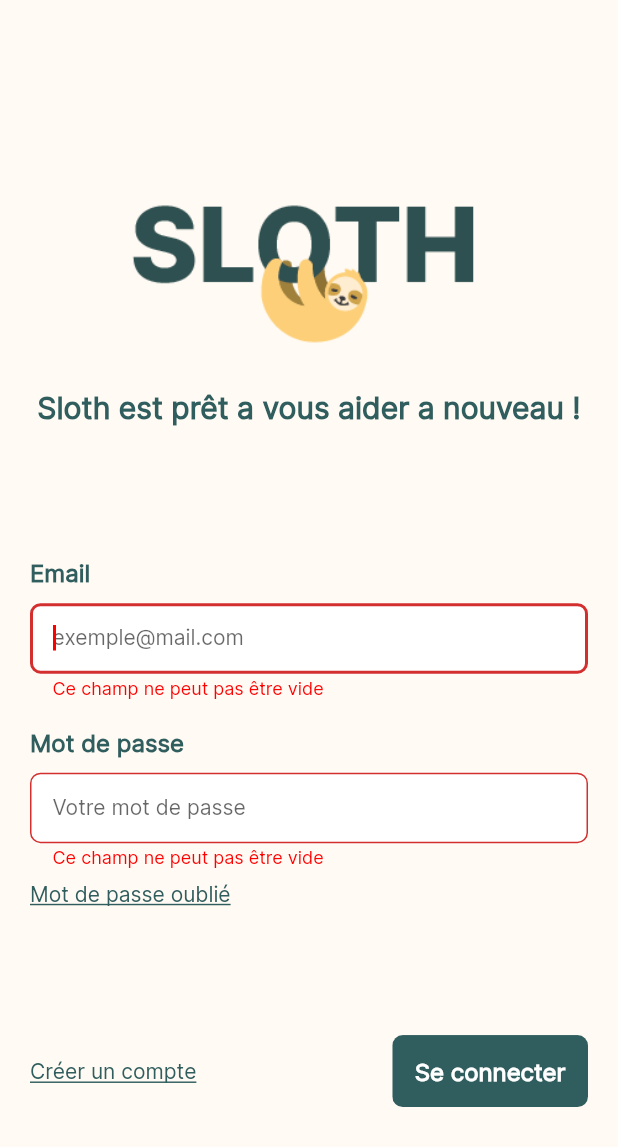
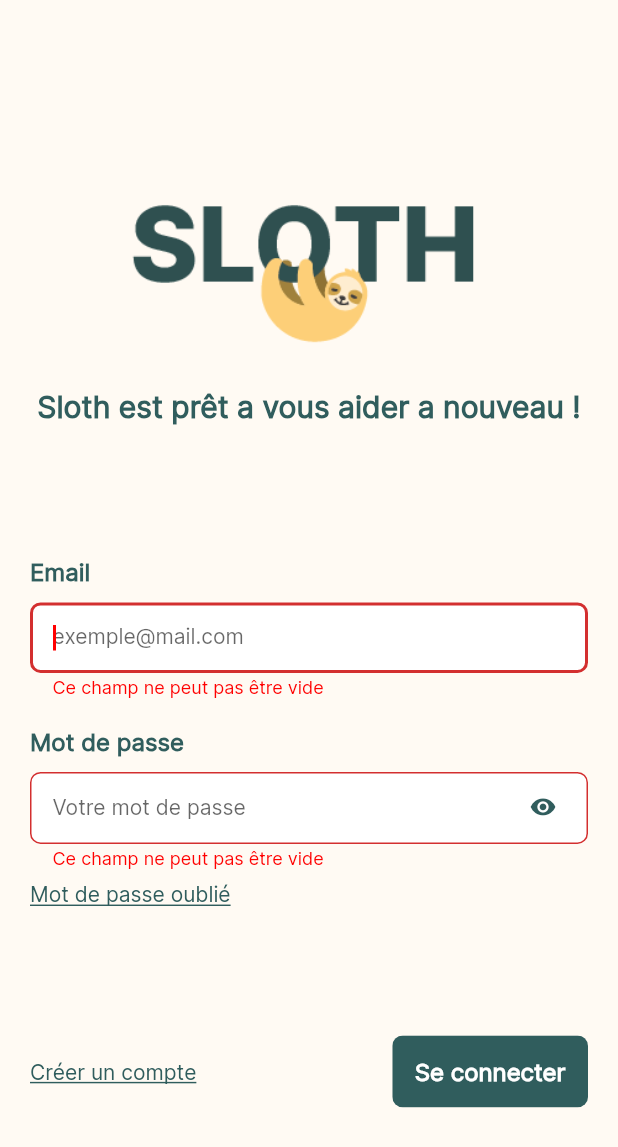
Before and after one commit to justin20100/sloth, a Flutter app: the LoginForm screen opened by its route, after a tap on "Se connecter", on a phone screen of 412 x 824 dp. Shown: the top 1147 px of the screen. Run offline on Flutter 3.47's test engine with Material 2 defaults, Android fonts, the phone set to English and light mode, and no system bars; our stand-ins replace cloud_firestore, connectivity_plus, email_validator, firebase_auth, firebase_core, introduction_screen and 2 more; missing offline and left inert: dart:ffi, spring; accounts and stored records are empty; generated files the repository leaves out were written again.

Commit message:
adding a toggle button to the password inputs to obscure or not the password

```diff
--- a/lib/partials/forms/login/loginPassword_input.dart
+++ b/lib/partials/forms/login/loginPassword_input.dart
@@ -1,11 +1,19 @@
 import 'package:flutter/material.dart';
 import 'package:sloth/controllers/loginController.dart';
 import 'package:sloth/partials/forms/text_input.dart';
+
+import '../../../styles/constants.dart';
+
 @immutable
 class LoginPasswordInput extends StatefulWidget {
   final ValueChanged<String>? onChanged;
 
-  LoginPasswordInput({this.onChanged,required String email,required String password, Key? key}) : super(key: key);
+  LoginPasswordInput(
+      {this.onChanged,
+      required String email,
+      required String password,
+      Key? key})
+      : super(key: key);
 
   @override
   State<LoginPasswordInput> createState() => _LoginPasswordInputState();
@@ -15,21 +23,61 @@ class _LoginPasswordInputState extends State<LoginPasswordInput> {
   final LoginController _loginController = LoginController();
   late String email = email;
   late String password = password;
+  bool _isObscured = true;
 
   @override
   Widget build(BuildContext context) {
-      return TextInput(
+    return TextFormField(
+      validator: (value) {
+        if (value == null || value.isEmpty) {
+          return 'Ce champ ne peut pas être vide';
+        }
+        return null;
+      },
+      keyboardType: TextInputType.visiblePassword,
+      onChanged: widget.onChanged,
+      obscureText: _isObscured,
+      autofocus: false,
+      cursorColor: kMainTextColor,
+      style: k14BasicTextStyle,
+      textInputAction: TextInputAction.next,
+      decoration: InputDecoration(
+        suffixIcon: IconButton(
+          splashRadius: 10,
+          padding: const EdgeInsetsDirectional.only(end: 12),
+          icon: _isObscured
+              ? const Icon(Icons.visibility_rounded, color: kColorGreen,)
+              : const Icon(Icons.visibility_off_rounded, color: kColorGreen,),
+          onPressed: () {
+            setState(() {
+              _isObscured = !_isObscured;
+            });
+          },
+        ),
+        contentPadding: const EdgeInsets.all(kSmallVerticalSpacer),
         hintText: "Votre mot de passe",
-        keyboardType: TextInputType.visiblePassword,
-        validator: (value) {
-          if (value == null || value.isEmpty) {
-            return 'Ce champ ne peut pas être vide';
-          } /*else if(_loginController.checkPassword(email, password)){
-            return "Votre mot de passe n'est pas bon";
-          }*/
-        },
-        obscureText: true,
-        onChanged: widget.onChanged,
-      );
+        isDense: true,
+        border: OutlineInputBorder(
+          borderSide: const BorderSide(
+            color: kColorGreen,
+          ),
+          borderRadius: BorderRadius.circular(7),
+        ),
+        focusColor: kColorYellow,
+        focusedBorder: OutlineInputBorder(
+          borderSide: const BorderSide(
+            color: kColorYellow,
+          ),
+          borderRadius: BorderRadius.circular(7),
+        ),
+        errorStyle: const TextStyle(
+          fontSize: 12,
+          color: kColorRed,
+          height: 0.6,
+        ),
+        fillColor: kColorWhite,
+        filled: true,
+      ),
+    );
   }
 }
--- a/lib/tools/functions.dart
+++ b/lib/tools/functions.dart
@@ -1,12 +1,14 @@
 import 'package:connectivity_plus/connectivity_plus.dart';
 import 'package:firebase_auth/firebase_auth.dart';
 
+
+// Return as a string the id of the user connected
 String getUserID(){
   String id = FirebaseAuth.instance.currentUser!.uid;
   return id;
 }
 
-
+// Return true if we have a connection to internet and false if not
 Future<bool> checkInternetConnection() async {
   Connectivity connectivity = Connectivity();
   ConnectivityResult result = await connectivity.checkConnectivity();
@@ -16,3 +18,8 @@ Future<bool> checkInternetConnection() async {
     return false;
   }
 }
+
+// Return true if the connected user has not yet completed their daily report
+checkDailyReportBox(){
+  return true;
+}
--- a/lib/views/auth/login/login_form.dart
+++ b/lib/views/auth/login/login_form.dart
@@ -123,7 +123,8 @@ class LoginForm extends StatelessWidget {
                                 if (_loginFormKey.currentState != null && _loginFormKey.currentState!.validate()) {
                                   try {
                                     await FirebaseAuth.instance.signInWithEmailAndPassword(email: _email, password: _password).then((value) {
-                                      Navigator.pushNamed(context, kHomeRoute).whenComplete(() => WelcomeSnackbar.show(context, 'Bonjour nous sommes contents de vous revoir sur Sloth. Nous espérons vous aider au maximum a nouveau.'));
+                                      Navigator.pushNamed(context, kHomeRoute);
+                                      WelcomeSnackbar.show(context, 'Bonjour nous sommes contents de vous revoir sur Sloth. Nous espérons vous aider au maximum a nouveau.');
                                     });
                                   } on FirebaseAuthException catch (e) {
                                     ErrorSnackbar.show(context, errors[e.code]!);
--- a/lib/views/home.dart
+++ b/lib/views/home.dart
@@ -20,15 +20,6 @@ class Home extends StatefulWidget {
 class _HomePageState extends State<Home> with TickerProviderStateMixin {
   final DateTime _focusedDay = DateTime.now();
 
-/*  bool checkIfDreportDisplay(){
-
-    if (0<kToday.hour && kToday.hour>12 && ){
-      return true
-    }else{
-      return false
-    }
-  }*/
-
   @override
   void initState() {
     super.initState();
@@ -43,7 +34,9 @@ class _HomePageState extends State<Home> with TickerProviderStateMixin {
 
   @override
   Widget build(BuildContext context) {
-    return Scaffold(
+    return WillPopScope(
+      onWillPop: () async => !(Navigator.of(context).userGestureInProgress),
+      child: Scaffold(
           backgroundColor: kColorCream,
           drawer: Theme(
             data: Theme.of(context).copyWith(
@@ -118,8 +111,10 @@ class _HomePageState extends State<Home> with TickerProviderStateMixin {
                                   weekendStyle: kDaysCalendarTextStyle,
                                 ),
                                 calendarStyle: CalendarStyle(
-                                defaultTextStyle: kNumberDaysCalendarTextStyle,
-                                weekendTextStyle: kNumberDaysCalendarTextStyle,
+                                  defaultTextStyle:
+                                      kNumberDaysCalendarTextStyle,
+                                  weekendTextStyle:
+                                      kNumberDaysCalendarTextStyle,
                                   todayDecoration: BoxDecoration(
                                     color: kColorGreen,
                                     shape: BoxShape.rectangle,
@@ -137,7 +132,8 @@ class _HomePageState extends State<Home> with TickerProviderStateMixin {
                                     todayBuilder: (context, day, e) {
                                   return GestureDetector(
                                     onTap: () => {
-                                    Navigator.pushNamed(context, kCalendarRoute)
+                                      Navigator.pushNamed(
+                                          context, kCalendarRoute)
                                     },
                                     child: Container(
                                       width: 35,
@@ -174,10 +170,12 @@ class _HomePageState extends State<Home> with TickerProviderStateMixin {
                                 }, defaultBuilder: (context, day, e) {
                                   return GestureDetector(
                                     onTap: () => {
-                                    Navigator.pushNamed(context, kCalendarRoute)
+                                      Navigator.pushNamed(
+                                          context, kCalendarRoute)
                                     },
                                     child: Column(
-                                    mainAxisAlignment: MainAxisAlignment.center,
+                                      mainAxisAlignment:
+                                          MainAxisAlignment.center,
                                       children: [
                                         Text(
                                           day.day.toString(),
@@ -308,7 +306,8 @@ class _HomePageState extends State<Home> with TickerProviderStateMixin {
                 ),
               )
             ],
-        ));
+          )),
+    );
   }
 }
 
```
Lines whose indentation alone changed are shown as unchanged.
